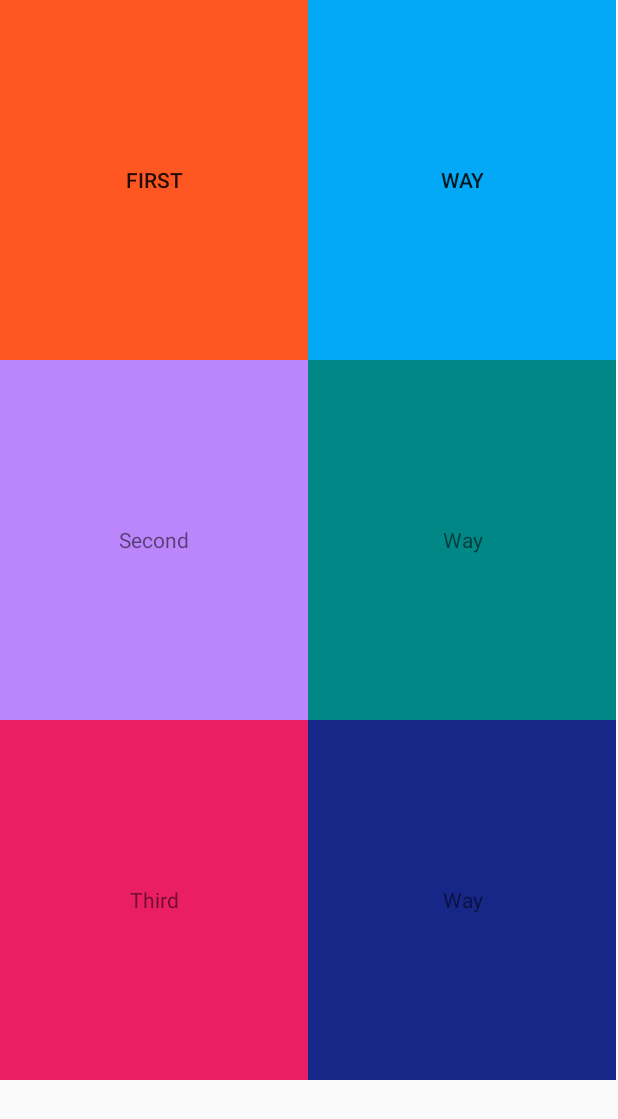
After one commit to viralkumar28/All_Android-Native-, an Android app: the onClickListner screen opened directly, with no data from a screen before it, on a phone screen of 412 x 824 dp. The commit adds this screen. Shown: the top 1119 px of the screen. Run offline under Robolectric (Android 15) with nearby library versions, the phone set to English and light mode, and no system bars.

Commit message:
onClickListner first commit

```diff
--- /dev/null
+++ b/app/src/main/java/com/example/all_android/onClickListner.java
@@ -0,0 +1,14 @@
+package com.example.all_android;
+
+import androidx.appcompat.app.AppCompatActivity;
+
+import android.os.Bundle;
+
+public class onClickListner extends AppCompatActivity {
+
+    @Override
+    protected void onCreate(Bundle savedInstanceState) {
+        super.onCreate(savedInstanceState);
+        setContentView(R.layout.activity_on_click_listner);
+    }
+}
--- /dev/null
+++ b/app/src/main/res/layout/activity_on_click_listner.xml
@@ -0,0 +1,66 @@
+<?xml version="1.0" encoding="utf-8"?>
+<LinearLayout xmlns:android="http://schemas.android.com/apk/res/android"
+    xmlns:app="http://schemas.android.com/apk/res-auto"
+    xmlns:tools="http://schemas.android.com/tools"
+    android:layout_width="match_parent"
+    android:layout_height="match_parent"
+    android:orientation="vertical"
+    tools:context=".onClickListner">
+
+    <LinearLayout
+        android:id="@+id/first"
+        android:layout_width="wrap_content"
+        android:layout_height="wrap_content"
+        android:orientation="horizontal">
+            <Button
+            android:layout_width="205dp"
+            android:layout_height="240dp"
+            android:text="First"
+            android:background="@color/orange"/>
+        <Button
+            android:layout_width="205dp"
+            android:layout_height="240dp"
+            android:text="Way"
+            android:background="@color/light_blue"/>
+    </LinearLayout>
+    <LinearLayout
+        android:id="@+id/second"
+        android:layout_width="wrap_content"
+        android:layout_height="wrap_content"
+        android:orientation="horizontal">
+    <TextView
+        android:layout_width="205dp"
+        android:layout_height="240dp"
+        android:text="Second"
+        android:background="@color/purple_200"
+        android:gravity="center"
+        />
+        <TextView
+            android:layout_width="205dp"
+            android:layout_height="240dp"
+            android:text="Way"
+            android:background="@color/teal_700"
+            android:gravity="center"/>
+    </LinearLayout>
+    <LinearLayout
+        android:id="@+id/third"
+        android:layout_width="wrap_content"
+        android:layout_height="wrap_content"
+        android:orientation="horizontal">
+        <TextView
+            android:layout_width="205dp"
+            android:layout_height="240dp"
+            android:text="Third"
+            android:background="@color/pink"
+            android:gravity="center"/>
+        <TextView
+            android:layout_width="205dp"
+            android:layout_height="240dp"
+            android:gravity="center"
+            android:text="Way"
+            android:background="@color/dark_blue"/>
+    </LinearLayout>
+
+
+
+</LinearLayout>
--- a/app/src/main/res/values/colors.xml
+++ b/app/src/main/res/values/colors.xml
@@ -7,4 +7,8 @@
     <color name="teal_700">#FF018786</color>
     <color name="black">#FF000000</color>
     <color name="white">#FFFFFFFF</color>
+    <color name="orange">#FF5722</color>
+    <color name="light_blue">#03A9F4</color>
+    <color name="pink">#E91E63</color>
+    <color name="dark_blue">#162787</color>
 </resources>
```
Also changed, not shown: app/src/main/AndroidManifest.xml (+7 -1 lines), app/src/main/java/com/example/all_android/SplashScreen.java (added, +30 -0 lines), app/src/main/res/layout/activity_splash_screen.xml (added, +24 -0 lines).
